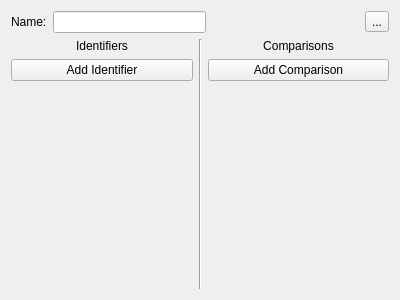
This is atef/ui/id_and_comp.ui in pcdshub/atef as Qt 5 draws it before an edit. The edited form follows.
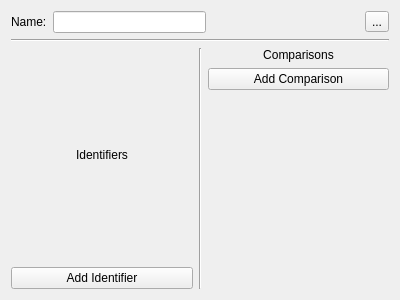
This is the edited form.

Commit message: ENH: apply the column resize logic to id and comp too

```diff
--- a/atef/ui/id_and_comp.ui
+++ b/atef/ui/id_and_comp.ui
@@ -55,10 +55,30 @@
      </item>
     </layout>
    </item>
+   <item>
+    <widget class="Line" name="line_2">
+     <property name="orientation">
+      <enum>Qt::Horizontal</enum>
+     </property>
+    </widget>
+   </item>
    <item>
     <layout class="QHBoxLayout" name="horizontalLayout">
      <item>
-      <layout class="QVBoxLayout" name="verticalLayout_2">
+      <widget class="QWidget" name="id_container" native="true">
+       <layout class="QVBoxLayout" name="verticalLayout_4">
+        <property name="leftMargin">
+         <number>0</number>
+        </property>
+        <property name="topMargin">
+         <number>0</number>
+        </property>
+        <property name="rightMargin">
+         <number>0</number>
+        </property>
+        <property name="bottomMargin">
+         <number>0</number>
+        </property>
        <item>
         <widget class="QLabel" name="id_label">
          <property name="text">
@@ -79,20 +99,8 @@
          </property>
         </widget>
        </item>
-       <item>
-        <spacer name="verticalSpacer">
-         <property name="orientation">
-          <enum>Qt::Vertical</enum>
-         </property>
-         <property name="sizeHint" stdset="0">
-          <size>
-           <width>20</width>
-           <height>40</height>
-          </size>
-         </property>
-        </spacer>
-       </item>
-      </layout>
+       </layout>
+      </widget>
      </item>
      <item>
       <widget class="Line" name="line">
@@ -102,7 +110,20 @@
       </widget>
      </item>
      <item>
-      <layout class="QVBoxLayout" name="verticalLayout_3">
+      <widget class="QWidget" name="comp_container" native="true">
+       <layout class="QVBoxLayout" name="verticalLayout_2">
+        <property name="leftMargin">
+         <number>0</number>
+        </property>
+        <property name="topMargin">
+         <number>0</number>
+        </property>
+        <property name="rightMargin">
+         <number>0</number>
+        </property>
+        <property name="bottomMargin">
+         <number>0</number>
+        </property>
        <item>
         <widget class="QLabel" name="comp_label">
          <property name="text">
@@ -137,6 +158,7 @@
         </spacer>
        </item>
       </layout>
+      </widget>
      </item>
     </layout>
    </item>
```
Lines whose indentation alone changed are shown as unchanged. The commit also changes 1 other file.
